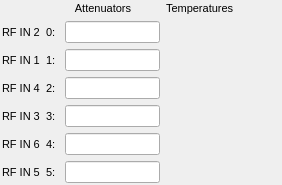
First picture: the form in new_look/down_converter.ui, repository cristinasewell/ATCA_PyDM_Screens, before the edit.
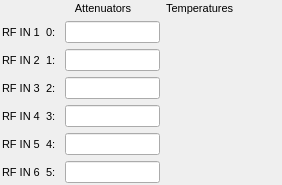
Second picture: the form after the edit. Custom widgets are drawn as their Qt base class.

```diff
--- a/new_look/down_converter.ui
+++ b/new_look/down_converter.ui
@@ -33,50 +33,8 @@
    </property>
    <item>
     <layout class="QGridLayout" name="gridLayout">
-     <item row="3" column="0">
-      <widget class="QLabel" name="label_10">
-       <property name="font">
-        <font>
-         <pointsize>8</pointsize>
-        </font>
-       </property>
-       <property name="styleSheet">
-        <string notr="true"/>
-       </property>
-       <property name="text">
-        <string>RF IN 4</string>
-       </property>
-      </widget>
-     </item>
-     <item row="4" column="2">
-      <widget class="PyDMLabel" name="PyDMLabel_4">
-       <property name="font">
-        <font>
-         <pointsize>8</pointsize>
-        </font>
-       </property>
-       <property name="toolTip">
-        <string/>
-       </property>
-       <property name="styleSheet">
-        <string notr="true"/>
-       </property>
-       <property name="frameShape">
-        <enum>QFrame::NoFrame</enum>
-       </property>
-       <property name="text">
-        <string/>
-       </property>
-       <property name="scaledContents">
-        <bool>true</bool>
-       </property>
-       <property name="channel" stdset="0">
-        <string>ca://${DEVICE}:DNC_TEMP2</string>
-       </property>
-      </widget>
-     </item>
-     <item row="2" column="1">
-      <layout class="QHBoxLayout" name="horizontalLayout_3">
+     <item row="5" column="1">
+      <layout class="QHBoxLayout" name="horizontalLayout_5">
        <item>
         <widget class="QLabel" name="label_3">
          <property name="font">
@@ -88,44 +46,7 @@
           <string notr="true"/>
          </property>
          <property name="text">
-          <string>1: </string>
-         </property>
-        </widget>
-       </item>
-       <item>
-        <widget class="PyDMLineEdit" name="PyDMLineEdit_2">
-         <property name="font">
-          <font>
-           <pointsize>8</pointsize>
-          </font>
-         </property>
-         <property name="toolTip">
-          <string/>
-         </property>
-         <property name="styleSheet">
-          <string notr="true"/>
-         </property>
-         <property name="channel" stdset="0">
-          <string>ca://${DEVICE}:DNC_ATTEN0</string>
-         </property>
-        </widget>
-       </item>
-      </layout>
-     </item>
-     <item row="6" column="1">
-      <layout class="QHBoxLayout" name="horizontalLayout_7">
-       <item>
-        <widget class="QLabel" name="label_7">
-         <property name="font">
-          <font>
-           <pointsize>8</pointsize>
-          </font>
-         </property>
-         <property name="styleSheet">
-          <string notr="true"/>
-         </property>
-         <property name="text">
-          <string>5: </string>
+          <string>4: </string>
          </property>
         </widget>
        </item>
@@ -150,7 +71,7 @@
       </layout>
      </item>
      <item row="4" column="0">
-      <widget class="QLabel" name="label_11">
+      <widget class="QLabel" name="label_10">
        <property name="font">
         <font>
          <pointsize>8</pointsize>
@@ -160,53 +81,11 @@
         <string notr="true"/>
        </property>
        <property name="text">
-        <string>RF IN 3</string>
+        <string>RF IN 4</string>
        </property>
       </widget>
      </item>
      <item row="2" column="2">
-      <widget class="PyDMLabel" name="PyDMLabel_2">
-       <property name="font">
-        <font>
-         <pointsize>8</pointsize>
-        </font>
-       </property>
-       <property name="toolTip">
-        <string/>
-       </property>
-       <property name="styleSheet">
-        <string notr="true"/>
-       </property>
-       <property name="frameShape">
-        <enum>QFrame::NoFrame</enum>
-       </property>
-       <property name="text">
-        <string/>
-       </property>
-       <property name="scaledContents">
-        <bool>true</bool>
-       </property>
-       <property name="channel" stdset="0">
-        <string>ca://${DEVICE}:DNC_TEMP0</string>
-       </property>
-      </widget>
-     </item>
-     <item row="5" column="0">
-      <widget class="QLabel" name="label_12">
-       <property name="font">
-        <font>
-         <pointsize>8</pointsize>
-        </font>
-       </property>
-       <property name="styleSheet">
-        <string notr="true"/>
-       </property>
-       <property name="text">
-        <string>RF IN 6</string>
-       </property>
-      </widget>
-     </item>
-     <item row="1" column="2">
       <widget class="PyDMLabel" name="PyDMLabel">
        <property name="sizePolicy">
         <sizepolicy hsizetype="Preferred" vsizetype="Preferred">
@@ -239,50 +118,8 @@
        </property>
       </widget>
      </item>
-     <item row="2" column="0">
-      <widget class="QLabel" name="label_9">
-       <property name="font">
-        <font>
-         <pointsize>8</pointsize>
-        </font>
-       </property>
-       <property name="styleSheet">
-        <string notr="true"/>
-       </property>
-       <property name="text">
-        <string>RF IN 1</string>
-       </property>
-      </widget>
-     </item>
-     <item row="3" column="2">
-      <widget class="PyDMLabel" name="PyDMLabel_3">
-       <property name="font">
-        <font>
-         <pointsize>8</pointsize>
-        </font>
-       </property>
-       <property name="toolTip">
-        <string/>
-       </property>
-       <property name="styleSheet">
-        <string notr="true"/>
-       </property>
-       <property name="frameShape">
-        <enum>QFrame::NoFrame</enum>
-       </property>
-       <property name="text">
-        <string/>
-       </property>
-       <property name="scaledContents">
-        <bool>true</bool>
-       </property>
-       <property name="channel" stdset="0">
-        <string>ca://${DEVICE}:DNC_TEMP3</string>
-       </property>
-      </widget>
-     </item>
      <item row="3" column="1">
-      <layout class="QHBoxLayout" name="horizontalLayout_4">
+      <layout class="QHBoxLayout" name="horizontalLayout_3">
        <item>
         <widget class="QLabel" name="label_4">
          <property name="font">
@@ -299,7 +136,7 @@
         </widget>
        </item>
        <item>
-        <widget class="PyDMLineEdit" name="PyDMLineEdit_3">
+        <widget class="PyDMLineEdit" name="PyDMLineEdit_4">
          <property name="font">
           <font>
            <pointsize>8</pointsize>
@@ -318,22 +155,41 @@
        </item>
       </layout>
      </item>
-     <item row="5" column="1">
+     <item row="6" column="0">
+      <widget class="QLabel" name="label_12">
+       <property name="font">
+        <font>
+         <pointsize>8</pointsize>
+        </font>
+       </property>
+       <property name="styleSheet">
+        <string notr="true"/>
+       </property>
+       <property name="text">
+        <string>RF IN 6</string>
+       </property>
+      </widget>
+     </item>
+     <item row="6" column="1">
       <layout class="QHBoxLayout" name="horizontalLayout_6">
        <item>
-        <widget class="QLabel" name="label_6">
-         <property name="font">
-          <font>
-           <pointsize>8</pointsize>
-          </font>
-         </property>
-         <property name="styleSheet">
-          <string notr="true"/>
-         </property>
-         <property name="text">
-          <string>4: </string>
-         </property>
-        </widget>
+        <layout class="QHBoxLayout" name="horizontalLayout_7">
+         <item>
+          <widget class="QLabel" name="label_7">
+           <property name="font">
+            <font>
+             <pointsize>8</pointsize>
+            </font>
+           </property>
+           <property name="styleSheet">
+            <string notr="true"/>
+           </property>
+           <property name="text">
+            <string>5: </string>
+           </property>
+          </widget>
+         </item>
+        </layout>
        </item>
        <item>
         <widget class="PyDMLineEdit" name="PyDMLineEdit_5">
@@ -355,7 +211,34 @@
        </item>
       </layout>
      </item>
-     <item row="1" column="0">
+     <item row="4" column="2">
+      <widget class="PyDMLabel" name="PyDMLabel_3">
+       <property name="font">
+        <font>
+         <pointsize>8</pointsize>
+        </font>
+       </property>
+       <property name="toolTip">
+        <string/>
+       </property>
+       <property name="styleSheet">
+        <string notr="true"/>
+       </property>
+       <property name="frameShape">
+        <enum>QFrame::NoFrame</enum>
+       </property>
+       <property name="text">
+        <string/>
+       </property>
+       <property name="scaledContents">
+        <bool>true</bool>
+       </property>
+       <property name="channel" stdset="0">
+        <string>ca://${DEVICE}:DNC_TEMP3</string>
+       </property>
+      </widget>
+     </item>
+     <item row="2" column="0">
       <widget class="QLabel" name="label_8">
        <property name="sizePolicy">
         <sizepolicy hsizetype="Preferred" vsizetype="Preferred">
@@ -376,23 +259,45 @@
        </property>
       </widget>
      </item>
-     <item row="6" column="0">
-      <widget class="QLabel" name="label_13">
-       <property name="font">
-        <font>
-         <pointsize>8</pointsize>
-        </font>
-       </property>
-       <property name="styleSheet">
-        <string notr="true"/>
-       </property>
-       <property name="text">
-        <string>RF IN 5</string>
-       </property>
-      </widget>
+     <item row="2" column="1">
+      <layout class="QHBoxLayout" name="horizontalLayout_2" stretch="0,1">
+       <item>
+        <widget class="QLabel" name="label_3">
+         <property name="font">
+          <font>
+           <pointsize>8</pointsize>
+          </font>
+         </property>
+         <property name="styleSheet">
+          <string notr="true"/>
+         </property>
+         <property name="text">
+          <string>1: </string>
+         </property>
+        </widget>
+       </item>
+       <item>
+        <widget class="PyDMLineEdit" name="PyDMLineEdit">
+         <property name="font">
+          <font>
+           <pointsize>8</pointsize>
+          </font>
+         </property>
+         <property name="toolTip">
+          <string/>
+         </property>
+         <property name="styleSheet">
+          <string notr="true"/>
+         </property>
+         <property name="channel" stdset="0">
+          <string>ca://${DEVICE}:DNC_ATTEN1</string>
+         </property>
+        </widget>
+       </item>
+      </layout>
      </item>
      <item row="4" column="1">
-      <layout class="QHBoxLayout" name="horizontalLayout_5">
+      <layout class="QHBoxLayout" name="horizontalLayout_4">
        <item>
         <widget class="QLabel" name="label_5">
          <property name="font">
@@ -409,7 +314,7 @@
         </widget>
        </item>
        <item>
-        <widget class="PyDMLineEdit" name="PyDMLineEdit_4">
+        <widget class="PyDMLineEdit" name="PyDMLineEdit_3">
          <property name="font">
           <font>
            <pointsize>8</pointsize>
@@ -428,8 +333,107 @@
        </item>
       </layout>
      </item>
+     <item row="1" column="0">
+      <widget class="QLabel" name="label_9">
+       <property name="font">
+        <font>
+         <pointsize>8</pointsize>
+        </font>
+       </property>
+       <property name="styleSheet">
+        <string notr="true"/>
+       </property>
+       <property name="text">
+        <string>RF IN 1</string>
+       </property>
+      </widget>
+     </item>
+     <item row="1" column="2">
+      <widget class="PyDMLabel" name="PyDMLabel_2">
+       <property name="font">
+        <font>
+         <pointsize>8</pointsize>
+        </font>
+       </property>
+       <property name="toolTip">
+        <string/>
+       </property>
+       <property name="styleSheet">
+        <string notr="true"/>
+       </property>
+       <property name="frameShape">
+        <enum>QFrame::NoFrame</enum>
+       </property>
+       <property name="text">
+        <string/>
+       </property>
+       <property name="scaledContents">
+        <bool>true</bool>
+       </property>
+       <property name="channel" stdset="0">
+        <string>ca://${DEVICE}:DNC_TEMP0</string>
+       </property>
+      </widget>
+     </item>
+     <item row="3" column="0">
+      <widget class="QLabel" name="label_11">
+       <property name="font">
+        <font>
+         <pointsize>8</pointsize>
+        </font>
+       </property>
+       <property name="styleSheet">
+        <string notr="true"/>
+       </property>
+       <property name="text">
+        <string>RF IN 3</string>
+       </property>
+      </widget>
+     </item>
+     <item row="3" column="2">
+      <widget class="PyDMLabel" name="PyDMLabel_4">
+       <property name="font">
+        <font>
+         <pointsize>8</pointsize>
+        </font>
+       </property>
+       <property name="toolTip">
+        <string/>
+       </property>
+       <property name="styleSheet">
+        <string notr="true"/>
+       </property>
+       <property name="frameShape">
+        <enum>QFrame::NoFrame</enum>
+       </property>
+       <property name="text">
+        <string/>
+       </property>
+       <property name="scaledContents">
+        <bool>true</bool>
+       </property>
+       <property name="channel" stdset="0">
+        <string>ca://${DEVICE}:DNC_TEMP2</string>
+       </property>
+      </widget>
+     </item>
+     <item row="5" column="0">
+      <widget class="QLabel" name="label_13">
+       <property name="font">
+        <font>
+         <pointsize>8</pointsize>
+        </font>
+       </property>
+       <property name="styleSheet">
+        <string notr="true"/>
+       </property>
+       <property name="text">
+        <string>RF IN 5</string>
+       </property>
+      </widget>
+     </item>
      <item row="1" column="1">
-      <layout class="QHBoxLayout" name="horizontalLayout_2" stretch="0,1">
+      <layout class="QHBoxLayout" name="horizontalLayout">
        <item>
         <widget class="QLabel" name="label_2">
          <property name="font">
@@ -446,7 +450,7 @@
         </widget>
        </item>
        <item>
-        <widget class="PyDMLineEdit" name="PyDMLineEdit">
+        <widget class="PyDMLineEdit" name="PyDMLineEdit_2">
          <property name="font">
           <font>
            <pointsize>8</pointsize>
```
Left out of the diff: 98 changed lines with no effect on the pictures.
